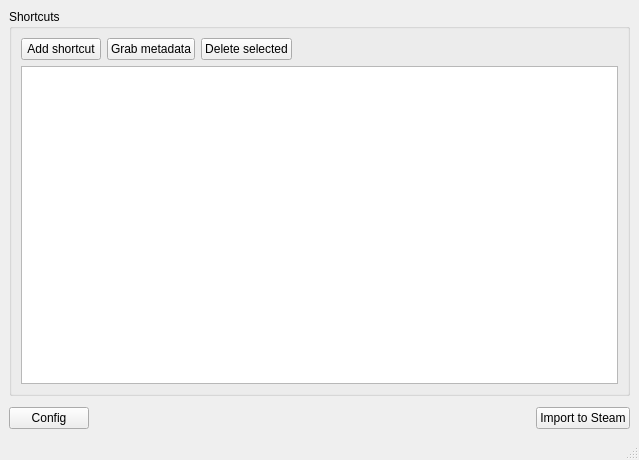
OmarQurashi868/shortyQt, file ui/main_window.ui: the form before one commit.
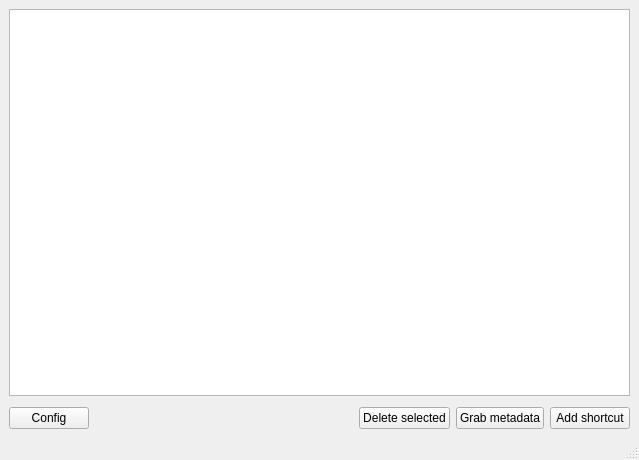
The form after the commit.

```diff
--- a/ui/main_window.ui
+++ b/ui/main_window.ui
@@ -18,40 +18,27 @@
     <bool>true</bool>
    </property>
    <layout class="QGridLayout" name="gridLayout_2">
-    <item row="5" column="0">
-     <spacer name="horizontalSpacer_2">
+    <item row="9" column="0">
+     <layout class="QHBoxLayout" name="horizontalLayout_2">
+      <item>
+       <widget class="QPushButton" name="configButton">
+        <property name="text">
+         <string>Config</string>
+        </property>
+       </widget>
+      </item>
+      <item>
+       <spacer name="horizontalSpacer_3">
       <property name="orientation">
        <enum>Qt::Orientation::Horizontal</enum>
       </property>
       <property name="sizeHint" stdset="0">
        <size>
         <width>40</width>
-        <height>5</height>
+          <height>20</height>
        </size>
       </property>
      </spacer>
-    </item>
-    <item row="0" column="0">
-     <widget class="QGroupBox" name="groupBox">
-      <property name="title">
-       <string>Shortcuts</string>
-      </property>
-      <layout class="QVBoxLayout" name="verticalLayout">
-       <item>
-        <layout class="QHBoxLayout" name="horizontalLayout">
-         <item>
-          <widget class="QPushButton" name="addButton">
-           <property name="text">
-            <string>Add shortcut</string>
-           </property>
-          </widget>
-         </item>
-         <item>
-          <widget class="QPushButton" name="metadataButton">
-           <property name="text">
-            <string>Grab metadata</string>
-           </property>
-          </widget>
          </item>
          <item>
           <widget class="QPushButton" name="deleteButton">
@@ -61,21 +48,22 @@
           </widget>
          </item>
          <item>
-          <spacer name="horizontalSpacer_4">
-           <property name="orientation">
-            <enum>Qt::Orientation::Horizontal</enum>
-           </property>
-           <property name="sizeHint" stdset="0">
-            <size>
-             <width>40</width>
-             <height>20</height>
-            </size>
-           </property>
-          </spacer>
-         </item>
-        </layout>
+       <widget class="QPushButton" name="metadataButton">
+        <property name="text">
+         <string>Grab metadata</string>
+        </property>
+       </widget>
        </item>
        <item>
+       <widget class="QPushButton" name="addButton">
+        <property name="text">
+         <string>Add shortcut</string>
+        </property>
+       </widget>
+      </item>
+     </layout>
+    </item>
+    <item row="0" column="0">
         <widget class="QTableWidget" name="shortcutsList">
          <property name="sizePolicy">
           <sizepolicy hsizetype="Expanding" vsizetype="Expanding">
@@ -224,42 +212,18 @@
          </attribute>
         </widget>
        </item>
-      </layout>
-     </widget>
-    </item>
-    <item row="9" column="0">
-     <layout class="QHBoxLayout" name="horizontalLayout_2">
-      <item>
-       <widget class="QPushButton" name="configButton">
-        <property name="text">
-         <string>Config</string>
-        </property>
-       </widget>
-      </item>
-      <item>
-       <spacer name="horizontalSpacer_3">
+    <item row="5" column="0">
+     <spacer name="horizontalSpacer_2">
         <property name="orientation">
          <enum>Qt::Orientation::Horizontal</enum>
         </property>
         <property name="sizeHint" stdset="0">
          <size>
           <width>40</width>
-          <height>20</height>
+        <height>5</height>
          </size>
         </property>
        </spacer>
-      </item>
-      <item>
-       <widget class="QPushButton" name="importButton">
-        <property name="toolTip">
-         <string/>
-        </property>
-        <property name="text">
-         <string>Import to Steam</string>
-        </property>
-       </widget>
-      </item>
-     </layout>
     </item>
    </layout>
   </widget>
```
Lines whose indentation alone changed are shown as unchanged.
